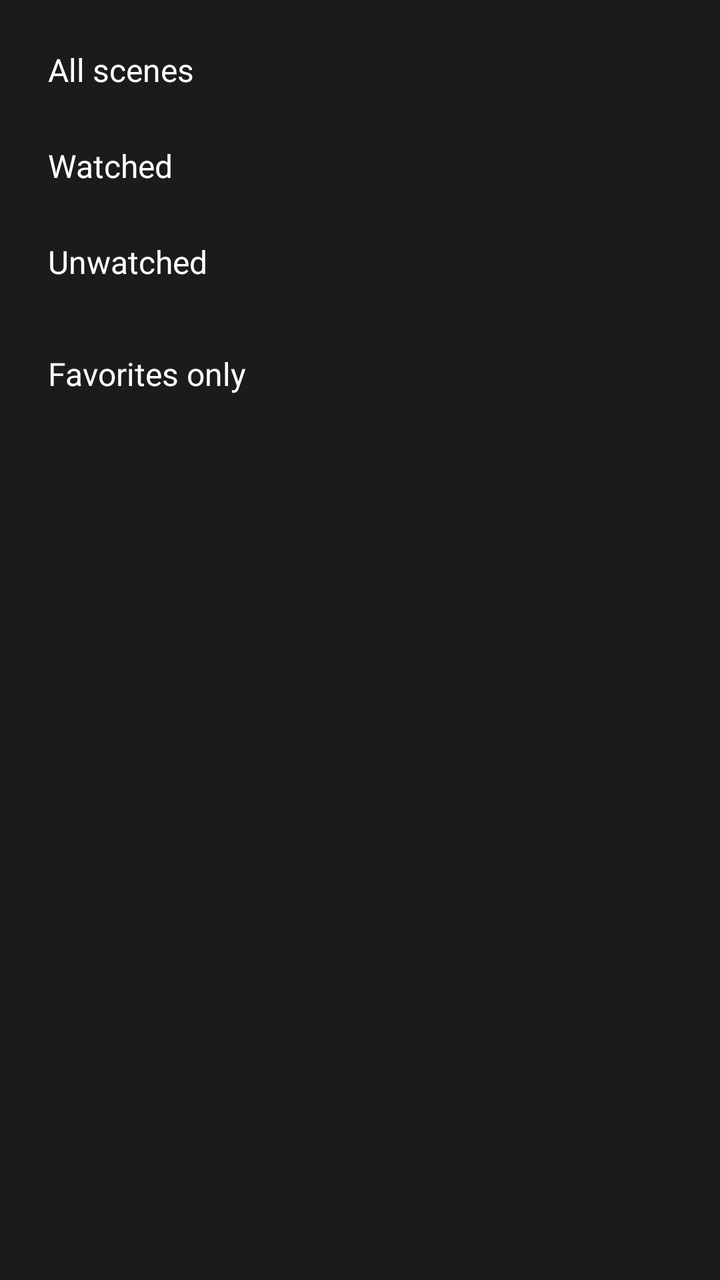
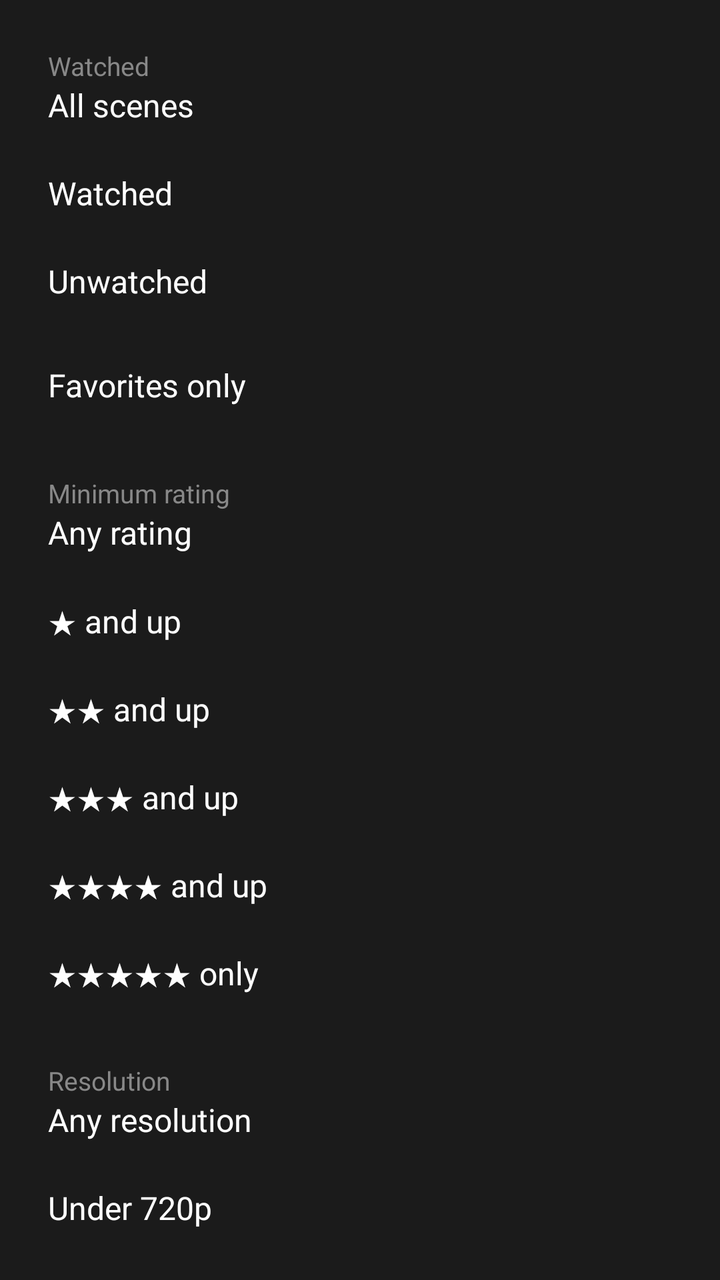

Screens rendered from an Android XML layout before and after an edit, with the pre-edit source and the edit as a unified diff.
<!-- AndroidManifest.xml: application theme Theme.Sinema -->
<!-- res/layout/dialog_scene_filter.xml -->
<?xml version="1.0" encoding="utf-8"?>
<LinearLayout xmlns:android="http://schemas.android.com/apk/res/android"
    android:layout_width="match_parent"
    android:layout_height="wrap_content"
    android:orientation="vertical"
    android:padding="24dp">

    <RadioGroup
        android:id="@+id/filter_watch_group"
        android:layout_width="match_parent"
        android:layout_height="wrap_content"
        android:orientation="vertical">

        <RadioButton
            android:id="@+id/filter_watch_all"
            android:layout_width="match_parent"
            android:layout_height="48dp"
            android:checked="true"
            android:text="All scenes"
            android:textColor="@android:color/white"
            android:textSize="16sp" />

        <RadioButton
            android:id="@+id/filter_watch_watched"
            android:layout_width="match_parent"
            android:layout_height="48dp"
            android:text="Watched"
            android:textColor="@android:color/white"
            android:textSize="16sp" />

        <RadioButton
            android:id="@+id/filter_watch_unwatched"
            android:layout_width="match_parent"
            android:layout_height="48dp"
            android:text="Unwatched"
            android:textColor="@android:color/white"
            android:textSize="16sp" />
    </RadioGroup>

    <CheckBox
        android:id="@+id/filter_favorites"
        android:layout_width="match_parent"
        android:layout_height="48dp"
        android:layout_marginTop="8dp"
        android:text="Favorites only"
        android:textColor="@android:color/white"
        android:textSize="16sp" />
</LinearLayout>
<!-- resources referenced by this layout -->
<resources>
  <style name="Theme.Sinema" parent="@style/Theme.Leanback.Browse">
          <item name="android:windowIsTranslucent">false</item>
          <item name="android:windowBackground">#FF1B1B1B</item>
          <item name="android:colorBackground">#FF1B1B1B</item>
          <item name="android:colorPrimary">#FF1B1B1B</item>
          <item name="defaultBrandColor">#FF1B1B1B</item>
          <item name="defaultBrandColorDark">#FF121212</item>
          <item name="android:textColorPrimary">@android:color/white</item>
          <item name="android:textColorSecondary">#AAAAAA</item>
          <item name="browsePaddingStart">48dp</item>
          <item name="browsePaddingEnd">48dp</item>
          <item name="browsePaddingTop">27dp</item>
          <item name="browsePaddingBottom">27dp</item>
      </style>
</resources>

<!-- the commit's change to res/layout/dialog_scene_filter.xml (unified diff, before → after) -->
@@ -1,48 +1,264 @@
 <?xml version="1.0" encoding="utf-8"?>
-<LinearLayout xmlns:android="http://schemas.android.com/apk/res/android"
+<ScrollView xmlns:android="http://schemas.android.com/apk/res/android"
     android:layout_width="match_parent"
-    android:layout_height="wrap_content"
-    android:orientation="vertical"
-    android:padding="24dp">
-
-    <RadioGroup
-        android:id="@+id/filter_watch_group"
+    android:layout_height="wrap_content">
+
+    <LinearLayout
         android:layout_width="match_parent"
         android:layout_height="wrap_content"
-        android:orientation="vertical">
-
-        <RadioButton
-            android:id="@+id/filter_watch_all"
-            android:layout_width="match_parent"
-            android:layout_height="48dp"
-            android:checked="true"
-            android:text="All scenes"
+        android:orientation="vertical"
+        android:padding="24dp">
+
+        <TextView
+            android:layout_width="match_parent"
+            android:layout_height="wrap_content"
+            android:text="Watched"
+            android:textColor="#888888"
+            android:textSize="13sp" />
+
+        <RadioGroup
+            android:id="@+id/filter_watch_group"
+            android:layout_width="match_parent"
+            android:layout_height="wrap_content"
+            android:orientation="vertical">
+
+            <RadioButton
+                android:id="@+id/filter_watch_all"
+                android:layout_width="match_parent"
+                android:layout_height="44dp"
+                android:checked="true"
+                android:text="All scenes"
+                android:textColor="@android:color/white"
+                android:textSize="16sp" />
+
+            <RadioButton
+                android:id="@+id/filter_watch_watched"
+                android:layout_width="match_parent"
+                android:layout_height="44dp"
+                android:text="Watched"
+                android:textColor="@android:color/white"
+                android:textSize="16sp" />
+
+            <RadioButton
+                android:id="@+id/filter_watch_unwatched"
+                android:layout_width="match_parent"
+                android:layout_height="44dp"
+                android:text="Unwatched"
+                android:textColor="@android:color/white"
+                android:textSize="16sp" />
+        </RadioGroup>
+
+        <CheckBox
+            android:id="@+id/filter_favorites"
+            android:layout_width="match_parent"
+            android:layout_height="44dp"
+            android:layout_marginTop="8dp"
+            android:text="Favorites only"
             android:textColor="@android:color/white"
             android:textSize="16sp" />
 
-        <RadioButton
-            android:id="@+id/filter_watch_watched"
-            android:layout_width="match_parent"
-            android:layout_height="48dp"
-            android:text="Watched"
-            android:textColor="@android:color/white"
-            android:textSize="16sp" />
-
-        <RadioButton
-            android:id="@+id/filter_watch_unwatched"
-            android:layout_width="match_parent"
-            android:layout_height="48dp"
-            android:text="Unwatched"
-            android:textColor="@android:color/white"
-            android:textSize="16sp" />
-    </RadioGroup>
-
-    <CheckBox
-        android:id="@+id/filter_favorites"
-        android:layout_width="match_parent"
-        android:layout_height="48dp"
-        android:layout_marginTop="8dp"
-        android:text="Favorites only"
-        android:textColor="@android:color/white"
-        android:textSize="16sp" />
-</LinearLayout>
+        <TextView
+            android:layout_width="match_parent"
+            android:layout_height="wrap_content"
+            android:layout_marginTop="12dp"
+            android:text="Minimum rating"
+            android:textColor="#888888"
+            android:textSize="13sp" />
+
+        <RadioGroup
+            android:id="@+id/filter_rating_group"
+            android:layout_width="match_parent"
+            android:layout_height="wrap_content"
+            android:orientation="vertical">
+
+            <RadioButton
+                android:id="@+id/filter_rating_0"
+                android:layout_width="match_parent"
+                android:layout_height="44dp"
+                android:checked="true"
+                android:text="Any rating"
+                android:textColor="@android:color/white"
+                android:textSize="16sp" />
+
+            <RadioButton
+                android:id="@+id/filter_rating_1"
+                android:layout_width="match_parent"
+                android:layout_height="44dp"
+                android:text="★ and up"
+                android:textColor="@android:color/white"
+                android:textSize="16sp" />
+
+            <RadioButton
+                android:id="@+id/filter_rating_2"
+                android:layout_width="match_parent"
+                android:layout_height="44dp"
+                android:text="★★ and up"
+                android:textColor="@android:color/white"
+                android:textSize="16sp" />
+
+            <RadioButton
+                android:id="@+id/filter_rating_3"
+                android:layout_width="match_parent"
+                android:layout_height="44dp"
+                android:text="★★★ and up"
+                android:textColor="@android:color/white"
+                android:textSize="16sp" />
+
+            <RadioButton
+                android:id="@+id/filter_rating_4"
+                android:layout_width="match_parent"
+                android:layout_height="44dp"
+                android:text="★★★★ and up"
+                android:textColor="@android:color/white"
+                android:textSize="16sp" />
+
+            <RadioButton
+                android:id="@+id/filter_rating_5"
+                android:layout_width="match_parent"
+                android:layout_height="44dp"
+                android:text="★★★★★ only"
+                android:textColor="@android:color/white"
+                android:textSize="16sp" />
+        </RadioGroup>
+
+        <TextView
+            android:layout_width="match_parent"
+            android:layout_height="wrap_content"
+            android:layout_marginTop="12dp"
+            android:text="Resolution"
+            android:textColor="#888888"
+            android:textSize="13sp" />
+
+        <RadioGroup
+            android:id="@+id/filter_resolution_group"
+            android:layout_width="match_parent"
+            android:layout_height="wrap_content"
+            android:orientation="vertical">
+
+            <RadioButton
+                android:id="@+id/filter_resolution_any"
+                android:layout_width="match_parent"
+                android:layout_height="44dp"
+                android:checked="true"
+                android:text="Any resolution"
+                android:textColor="@android:color/white"
+                android:textSize="16sp" />
+
+            <RadioButton
+                android:id="@+id/filter_resolution_under_hd"
+                android:layout_width="match_parent"
+                android:layout_height="44dp"
+                android:text="Under 720p"
+                android:textColor="@android:color/white"
+                android:textSize="16sp" />
+
+            <RadioButton
+                android:id="@+id/filter_resolution_hd"
+                android:layout_width="match_parent"
+                android:layout_height="44dp"
+                android:text="720p or better"
+                android:textColor="@android:color/white"
+                android:textSize="16sp" />
+
+            <RadioButton
+                android:id="@+id/filter_resolution_full_hd"
+                android:layout_width="match_parent"
+                android:layout_height="44dp"
+                android:text="1080p or better"
+                android:textColor="@android:color/white"
+                android:textSize="16sp" />
+
+            <RadioButton
+                android:id="@+id/filter_resolution_four_k"
+                android:layout_width="match_parent"
+                android:layout_height="44dp"
+                android:text="4K or better"
+                android:textColor="@android:color/white"
+                android:textSize="16sp" />
+        </RadioGroup>
+
+        <TextView
+            android:layout_width="match_parent"
+            android:layout_height="wrap_content"
+            android:layout_marginTop="12dp"
+            android:text="Markers"
+            android:textColor="#888888"
+            android:textSize="13sp" />
+
+        <RadioGroup
+            android:id="@+id/filter_markers_group"
+            android:layout_width="match_parent"
+            android:layout_height="wrap_content"
+            android:orientation="horizontal">
+
+            <RadioButton
+                android:id="@+id/filter_markers_any"
+                android:layout_width="wrap_content"
+                android:layout_height="44dp"
+                android:checked="true"
+                android:text="Any"
+                android:textColor="@android:color/white"
+                android:textSize="16sp" />
+
+            <RadioButton
+                android:id="@+id/filter_markers_with"
+                android:layout_width="wrap_content"
+                android:layout_height="44dp"
+                android:layout_marginStart="24dp"
+                android:text="With"
+                android:textColor="@android:color/white"
+                android:textSize="16sp" />
+
+            <RadioButton
+                android:id="@+id/filter_markers_without"
+                android:layout_width="wrap_content"
+                android:layout_height="44dp"
+                android:layout_marginStart="24dp"
+                android:text="Without"
+                android:textColor="@android:color/white"
+                android:textSize="16sp" />
+        </RadioGroup>
+
+        <TextView
+            android:layout_width="match_parent"
+            android:layout_height="wrap_content"
+            android:layout_marginTop="12dp"
+            android:text="Captions"
+            android:textColor="#888888"
+            android:textSize="13sp" />
+
+        <RadioGroup
+            android:id="@+id/filter_captions_group"
+            android:layout_width="match_parent"
+            android:layout_height="wrap_content"
+            android:orientation="horizontal">
+
+            <RadioButton
+                android:id="@+id/filter_captions_any"
+                android:layout_width="wrap_content"
+                android:layout_height="44dp"
+                android:checked="true"
+                android:text="Any"
+                android:textColor="@android:color/white"
+                android:textSize="16sp" />
+
+            <RadioButton
+                android:id="@+id/filter_captions_with"
+                android:layout_width="wrap_content"
+                android:layout_height="44dp"
+                android:layout_marginStart="24dp"
+                android:text="With"
+                android:textColor="@android:color/white"
+                android:textSize="16sp" />
+
+            <RadioButton
+                android:id="@+id/filter_captions_without"
+                android:layout_width="wrap_content"
+                android:layout_height="44dp"
+                android:layout_marginStart="24dp"
+                android:text="Without"
+                android:textColor="@android:color/white"
+                android:textSize="16sp" />
+        </RadioGroup>
+    </LinearLayout>
+</ScrollView>
